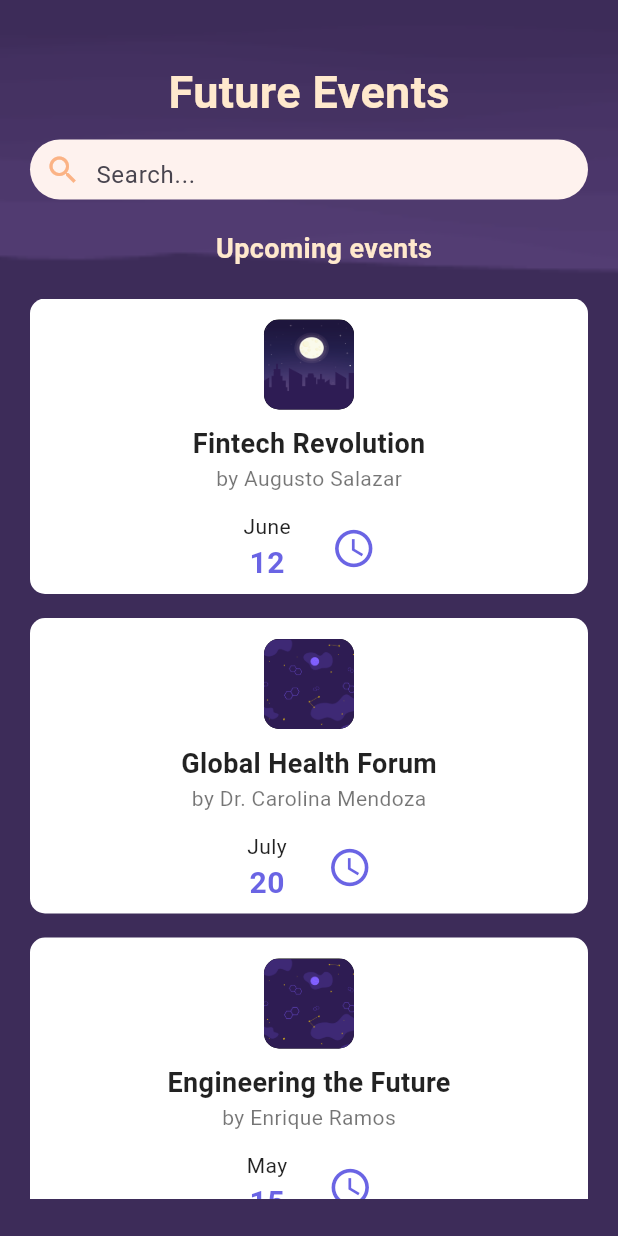
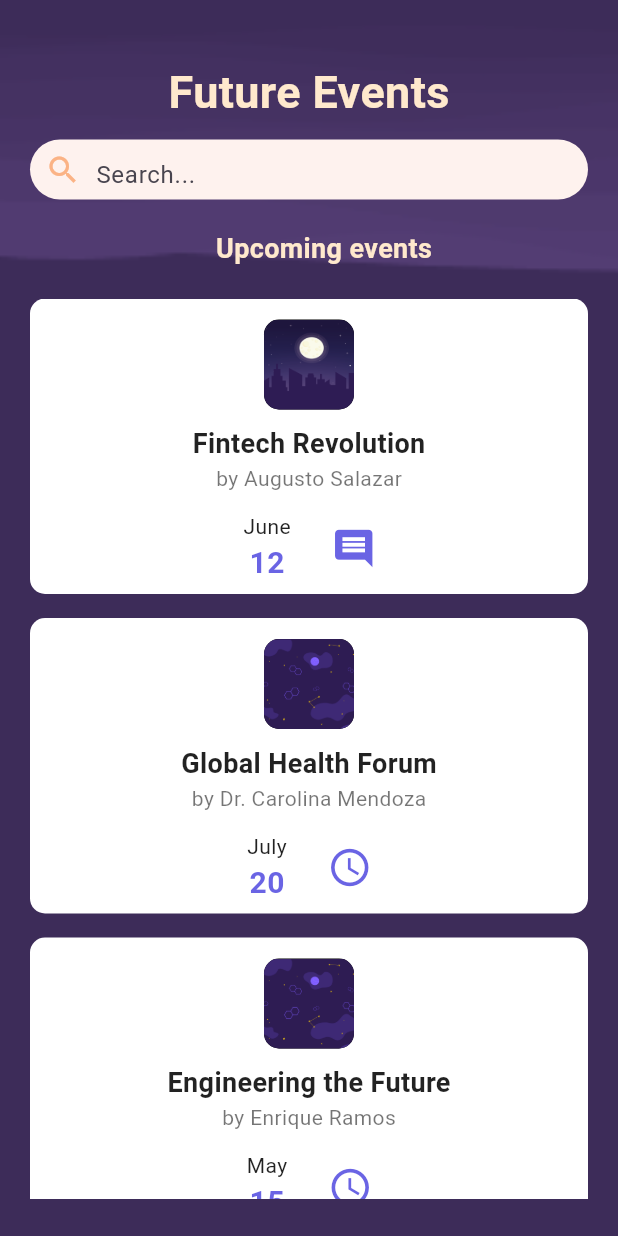
Before and after one commit to LCCastillo03/f_project_mobile, a Flutter app: the FutureEventsPage screen opened directly, on a phone screen of 412 x 824 dp. Run offline on Flutter 3.47's test engine with Material 3 defaults, Android fonts, the light colour scheme and no system bars; our stand-ins replace flutter_svg.

Commit message:
Changed event card formatting

```diff
--- a/lib/data/repositories/events_repository.dart
+++ b/lib/data/repositories/events_repository.dart
@@ -14,7 +14,7 @@ List<EventModel> eventsRepo = [
   {
     'name': 'Fintech Revolution',
     'author': 'Augusto Salazar',
-    'date': '2025-06-12T12:00:00.000Z',
+    'date': '2024-06-12T12:00:00.000Z',
     'description':
         'Exploring the latest innovations in finance and technology, including blockchain, AI, and fintech startups.',
     'category': 'Business',
--- a/lib/presentation/pages/home_page.dart
+++ b/lib/presentation/pages/home_page.dart
@@ -119,7 +119,7 @@ class HomePage extends StatelessWidget {
                 return Center(
                   child: SizedBox(
                     width: constraints.maxWidth * 0.7,
-                    child: EventCard(
+                    child: EventCard( // TODO: FUTURE AND PAST EVENTS SHOULD HAVE DIFFERENT COLORS
                       imagePath: events[index].eventDecorationImagePath(),
                       month: DateFormat('MMMM').format(events[index].date),
                       day: events[index].date.day.toString(),
--- a/lib/presentation/widgets/event_details.dart
+++ b/lib/presentation/widgets/event_details.dart
@@ -16,6 +16,7 @@ class EventDetails extends StatelessWidget {
 
   @override
   Widget build(BuildContext context) {
+    // TODO: NO SÉ LA VERDAD SI ESTO SE USA BÓRRALO
     return Positioned(
       bottom: 20,
       left: 10,
--- a/lib/presentation/widgets/event_details_h.dart
+++ b/lib/presentation/widgets/event_details_h.dart
@@ -22,6 +22,11 @@ class EventDetailsH extends StatelessWidget {
 
   @override
 Widget build(BuildContext context) {
+  /*
+  TODO: 1 MAKE CLICKING ON WIDGET NAVIGATE TO EVENT DETAILS PAGE, AND ON ICON NAVIGATE TO FEEDBACK OR SUBSCRIBE
+  CONSIDER CHANGING TO STATEFUL WIDGET
+  TODO: 2 REFLECT ON LOCAL STORAGE
+  */
   return Positioned(
     width: 100,
 
--- a/lib/presentation/widgets/search_item.dart
+++ b/lib/presentation/widgets/search_item.dart
@@ -6,7 +6,7 @@ class SearchItem extends StatelessWidget {
   const SearchItem({super.key, required this.onChanged});
 
   @override
-  Widget build(BuildContext context) {
+  Widget build(BuildContext context) {  // TODO: .......
     return Container(
       height: 40,
       padding: const EdgeInsets.symmetric(horizontal: 10),
```
Also changed, not shown: lib/presentation/widgets/event_card.dart (+11 -1 lines).
